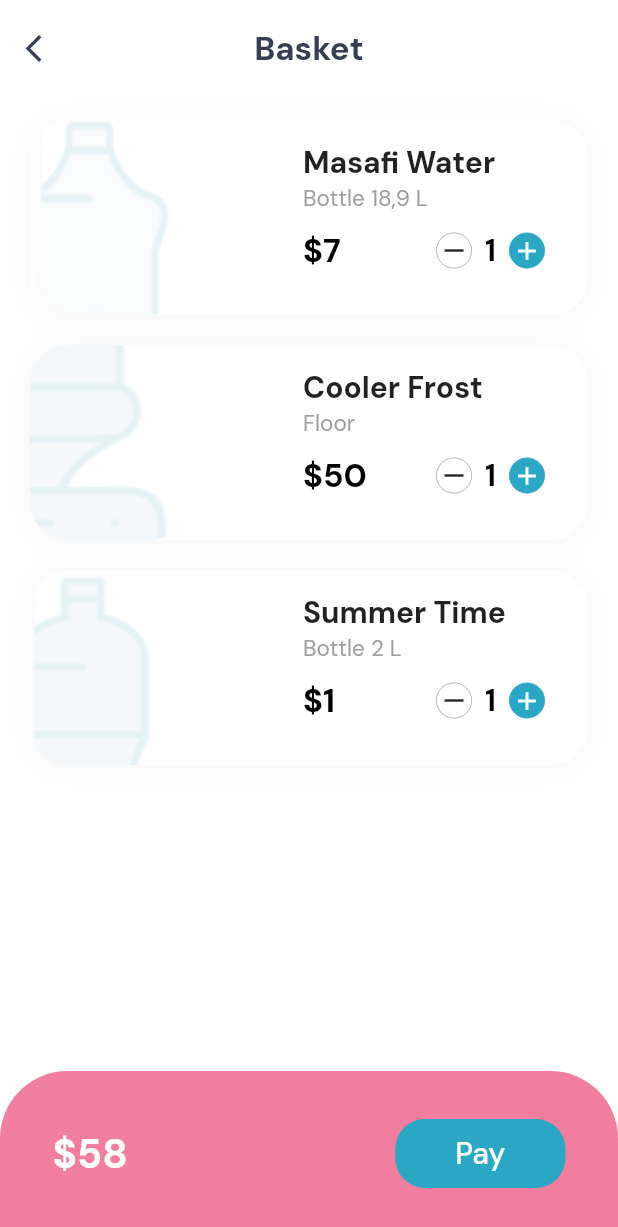
After one commit to Shashwat-Joshi/UI, a Flutter app: the screen it shows after launch, after a tap on the "shopping cart" icon, on a phone screen of 412 x 824 dp. The commit adds this screen. Shown: the top 1227 px of the screen. Run offline on Flutter 3.47's test engine with Material 2 defaults, Android fonts, the phone set to English and light mode, and no system bars; our stand-ins replace google_fonts.

Commit message:
80 perc completed

```diff
--- /dev/null
+++ b/Day1/WaterShop/lib/data/costData.dart
@@ -0,0 +1,10 @@
+var totalCost = 58;
+
+List<String> title = ['Masafi Water', 'Cooler Frost', 'Summer Time'];
+List<String> subTitle = ['Bottle 18,9 L', 'Floor', 'Bottle 2 L'];
+List<int> cost = [7, 50, 1];
+List<String> imageLocation = [
+  'images/basket1.PNG',
+  'images/basket2.PNG',
+  'images/basket3.PNG'
+];
--- a/Day1/WaterShop/lib/screens/allCatalogs.dart
+++ b/Day1/WaterShop/lib/screens/allCatalogs.dart
@@ -4,7 +4,8 @@ import 'package:google_fonts/google_fonts.dart';
 class AllCatalogs extends StatelessWidget {
   @override
   Widget build(BuildContext context) {
-    return Container(
+    return SafeArea(
+      child: Container(
         color: Colors.white,
         child: Center(
           child: Text(
@@ -17,6 +18,7 @@ class AllCatalogs extends StatelessWidget {
             ),
           ),
         ),
+      ),
     );
   }
 }
--- /dev/null
+++ b/Day1/WaterShop/lib/screens/bucketScreen.dart
@@ -0,0 +1,200 @@
+import 'package:WaterShop/data/costData.dart';
+import 'package:WaterShop/widgets/plusminusWidget.dart';
+import 'package:flutter/material.dart';
+import 'package:google_fonts/google_fonts.dart';
+
+class BucketScreen extends StatefulWidget {
+  @override
+  _BucketScreenState createState() => _BucketScreenState();
+}
+
+class _BucketScreenState extends State<BucketScreen> {
+  bucketItems(int index) {
+    return Container(
+      height: 130.0,
+      margin: EdgeInsets.symmetric(vertical: 10.0, horizontal: 20.0),
+      decoration: BoxDecoration(
+        borderRadius: BorderRadius.circular(25.0),
+        color: Colors.white,
+        boxShadow: [
+          BoxShadow(
+            color: Colors.grey[100],
+            offset: Offset(0.0, 1.0),
+            blurRadius: 20.0,
+            spreadRadius: 0.0,
+          ),
+        ],
+      ),
+      child: Row(
+        mainAxisAlignment: MainAxisAlignment.spaceEvenly,
+        children: [
+          ClipRRect(
+            borderRadius: BorderRadius.circular(25.0),
+            child: Image(
+              height: 130.0,
+              width: 105.0,
+              image: AssetImage(imageLocation[index]),
+              fit: BoxFit.fill,
+            ),
+          ),
+          Spacer(),
+          Column(
+            mainAxisAlignment: MainAxisAlignment.start,
+            crossAxisAlignment: CrossAxisAlignment.start,
+            children: [
+              Container(
+                margin: EdgeInsets.symmetric(horizontal: 10.0),
+                width: 180.0,
+                child: Column(
+                  crossAxisAlignment: CrossAxisAlignment.start,
+                  children: [
+                    SizedBox(
+                      height: 15.0,
+                    ),
+                    Text(
+                      title[index],
+                      style: GoogleFonts.dmSans(
+                        fontWeight: FontWeight.bold,
+                        fontSize: 20.0,
+                      ),
+                    ),
+                    SizedBox(
+                      height: 1.0,
+                    ),
+                    Text(
+                      subTitle[index],
+                      style: GoogleFonts.dmSans(
+                        fontSize: 15.0,
+                        color: Colors.grey,
+                      ),
+                    ),
+                    Padding(padding: EdgeInsets.only(top: 10.0)),
+                    Container(
+                      margin: EdgeInsets.only(right: 10.0),
+                      child: Row(
+                        mainAxisAlignment: MainAxisAlignment.spaceBetween,
+                        children: [
+                          Text(
+                            '\$${cost[index]}',
+                            style: GoogleFonts.dmSans(
+                              color: Colors.black,
+                              fontWeight: FontWeight.bold,
+                              fontSize: 22.0,
+                            ),
+                          ),
+                          plusMinus,
+                        ],
+                      ),
+                    ),
+                  ],
+                ),
+              ),
+            ],
+          ),
+        ],
+      ),
+    );
+  }
+
+  @override
+  Widget build(BuildContext context) {
+    return SafeArea(
+      child: Scaffold(
+        backgroundColor: Colors.white,
+        appBar: PreferredSize(
+          preferredSize: Size.fromHeight(60.0),
+          child: Container(
+            color: Colors.white,
+            padding: EdgeInsets.only(top: 5.0),
+            child: AppBar(
+              leading: IconButton(
+                onPressed: () {
+                  Navigator.pop(context);
+                },
+                icon: Icon(
+                  Icons.arrow_back_ios,
+                  color: Color(0xff363E52),
+                  size: 22.0,
+                ),
+                splashColor: Colors.transparent,
+                highlightColor: Colors.transparent,
+              ),
+              elevation: 0.0,
+              backgroundColor: Colors.white,
+              centerTitle: true,
+              title: Text(
+                'Basket',
+                style: GoogleFonts.dmSans(
+                  fontWeight: FontWeight.bold,
+                  color: Color(0xff363E52),
+                  fontSize: 22.0,
+                ),
+              ),
+            ),
+          ),
+        ),
+        body: Container(
+          margin: EdgeInsets.symmetric(vertical: 10.0),
+          child: ListView.builder(
+            physics: BouncingScrollPhysics(),
+            itemCount: title.length,
+            itemBuilder: (BuildContext context, int index) =>
+                bucketItems(index),
+          ),
+        ),
+        bottomNavigationBar: Container(
+          height: 110.0,
+          decoration: BoxDecoration(
+            color: Color(0xffF17D9F),
+            borderRadius: BorderRadius.only(
+              topLeft: Radius.circular(45.0),
+              topRight: Radius.circular(45.0),
+            ),
+          ),
+          child: Row(
+            mainAxisAlignment: MainAxisAlignment.spaceBetween,
+            children: [
+              Container(
+                margin: EdgeInsets.symmetric(horizontal: 35.0),
+                child: Text(
+                  '\$$totalCost',
+                  style: GoogleFonts.dmSans(
+                    color: Colors.white,
+                    fontWeight: FontWeight.bold,
+                    fontSize: 27.0,
+                  ),
+                ),
+              ),
+              Container(
+                margin: EdgeInsets.symmetric(horizontal: 35.0),
+                child: MaterialButton(
+                  shape: RoundedRectangleBorder(
+                    borderRadius: BorderRadius.circular(
+                      20.0,
+                    ),
+                  ),
+                  padding:
+                      EdgeInsets.symmetric(vertical: 10.0, horizontal: 40.0),
+                  elevation: 0.0,
+                  focusElevation: 0.0,
+                  highlightElevation: 0.0,
+                  splashColor: Colors.transparent,
+                  highlightColor: Colors.transparent,
+                  color: Color(0xff2AA7C4),
+                  onPressed: () {},
+                  child: Text(
+                    'Pay',
+                    style: GoogleFonts.dmSans(
+                      color: Colors.white,
+                      fontSize: 20.0,
+                    ),
+                  ),
+                ),
+              ),
+            ],
+          ),
+        ),
+      ),
+    );
+  }
+}
--- a/Day1/WaterShop/lib/screens/homePage.dart
+++ b/Day1/WaterShop/lib/screens/homePage.dart
@@ -1,4 +1,6 @@
+import 'package:WaterShop/screens/bucketScreen.dart';
 import 'package:WaterShop/screens/mainPage.dart';
+import 'package:flutter/cupertino.dart';
 import 'package:flutter/material.dart';
 
 class HomePage extends StatefulWidget {
@@ -73,12 +75,37 @@ class _HomePageState extends State<HomePage> {
           backgroundColor: Colors.transparent,
           elevation: 0.0,
           actions: [
-            Container(
-              margin: EdgeInsets.symmetric(vertical: 20.0, horizontal: 20.0),
-              child: Icon(
-                Icons.shopping_cart_sharp,
-                color: Color(0xff363E52),
-                size: 30.0,
+            GestureDetector(
+              onTap: () {
+                Navigator.of(context).push(
+                  CupertinoPageRoute(
+                    builder: (context) => BucketScreen(),
+                  ),
+                );
+              },
+              child: Container(
+                margin: EdgeInsets.symmetric(vertical: 20.0, horizontal: 20.0),
+                child: Stack(
+                  children: [
+                    Icon(
+                      Icons.shopping_cart_sharp,
+                      color: Color(0xff363E52),
+                      size: 30.0,
+                    ),
+                    Positioned(
+                      right: 0.0,
+                      top: 0.0,
+                      child: Container(
+                        width: 11.0,
+                        height: 11.0,
+                        decoration: BoxDecoration(
+                          shape: BoxShape.circle,
+                          color: Colors.pink,
+                        ),
+                      ),
+                    ),
+                  ],
+                ),
               ),
             ),
           ],
@@ -86,7 +113,7 @@ class _HomePageState extends State<HomePage> {
         body: bodyWidgets(size, context),
         bottomNavigationBar: Container(
           padding: EdgeInsets.only(bottom: 13.0),
-          height: 70.0,
+          height: 50.0,
           width: size.width,
           child: Row(
             mainAxisAlignment: MainAxisAlignment.spaceBetween,
--- a/Day1/WaterShop/lib/screens/mainPage.dart
+++ b/Day1/WaterShop/lib/screens/mainPage.dart
@@ -2,6 +2,7 @@ import 'package:flutter/cupertino.dart';
 import 'package:flutter/material.dart';
 import 'package:google_fonts/google_fonts.dart';
 import 'allCatalogs.dart';
+import '../widgets/catalogDesignWidgets.dart';
 
 Container catalog(Color left, Color right, String text) {
   return Container(
@@ -16,6 +17,24 @@ Container catalog(Color left, Color right, String text) {
     ),
     height: 165.0,
     width: 165.0,
+    child: Stack(
+      children: [
+        Positioned(
+          top: 28.0,
+          right: 48.0,
+          child: smallCircle,
+        ),
+        Positioned(
+          bottom: 28.0,
+          left: 70.0,
+          child: smallCircle,
+        ),
+        Positioned(
+          right: 15.0,
+          bottom: 20.0,
+          child: mediumCircle,
+        ),
+        Center(
           child: Column(
             mainAxisAlignment: MainAxisAlignment.center,
             children: [
@@ -52,7 +71,10 @@ Container catalog(Color left, Color right, String text) {
                   highlightColor: Colors.transparent,
                   splashColor: Colors.transparent,
                 ),
-        )
+              ),
+            ],
+          ),
+        ),
       ],
     ),
   );
@@ -60,6 +82,7 @@ Container catalog(Color left, Color right, String text) {
 
 Container mainPage(Size size, BuildContext context) {
   return Container(
+    height: size.height,
     padding: EdgeInsets.symmetric(vertical: 10.0),
     child: SingleChildScrollView(
       scrollDirection: Axis.vertical,
--- /dev/null
+++ b/Day1/WaterShop/lib/widgets/catalogDesignWidgets.dart
@@ -0,0 +1,23 @@
+import 'package:flutter/material.dart';
+
+Container smallCircle = Container(
+  width: 8.0,
+  height: 8.0,
+  decoration: BoxDecoration(
+    shape: BoxShape.circle,
+    border: Border.all(
+      color: Colors.white60,
+    ),
+  ),
+);
+
+Container mediumCircle = Container(
+  width: 50.0,
+  height: 50.0,
+  decoration: BoxDecoration(
+    shape: BoxShape.circle,
+    border: Border.all(
+      color: Colors.white60,
+    ),
+  ),
+);
--- /dev/null
+++ b/Day1/WaterShop/lib/widgets/plusminusWidget.dart
@@ -0,0 +1,52 @@
+import 'package:flutter/material.dart';
+import 'package:google_fonts/google_fonts.dart';
+
+Widget plusMinus = Container(
+  width: 90.0,
+  height: 30.0,
+  child: Row(
+    mainAxisAlignment: MainAxisAlignment.spaceEvenly,
+    children: [
+      Container(
+        width: 24.0,
+        height: 24.0,
+        decoration: BoxDecoration(
+          shape: BoxShape.circle,
+          border: Border.all(
+            color: Colors.grey,
+            width: 0.5,
+          ),
+        ),
+        child: Icon(
+          Icons.remove,
+          size: 22.0,
+        ),
+      ),
+      Text(
+        '1',
+        style: GoogleFonts.dmSans(
+          color: Colors.black,
+          fontWeight: FontWeight.bold,
+          fontSize: 20.0,
+        ),
+      ),
+      Container(
+        width: 24.0,
+        height: 24.0,
+        decoration: BoxDecoration(
+          color: Color(0xff2AA7C4),
+          shape: BoxShape.circle,
+          border: Border.all(
+            color: Color(0xff2AA7C4),
+            width: 0.5,
+          ),
+        ),
+        child: Icon(
+          Icons.add,
+          size: 20.0,
+          color: Colors.white,
+        ),
+      ),
+    ],
+  ),
+);
```
Also changed, not shown: Day1/WaterShop/images/basket1.PNG (added), Day1/WaterShop/images/basket2.PNG (added), Day1/WaterShop/images/basket3.PNG (added). Lines whose indentation alone changed are shown as unchanged.
